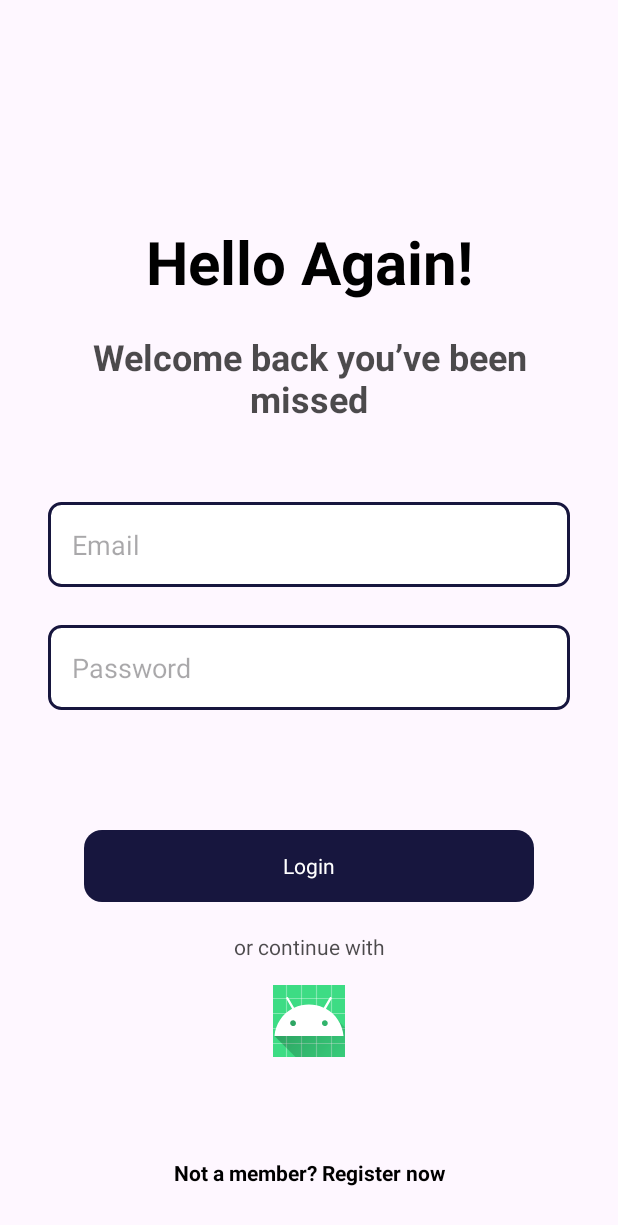
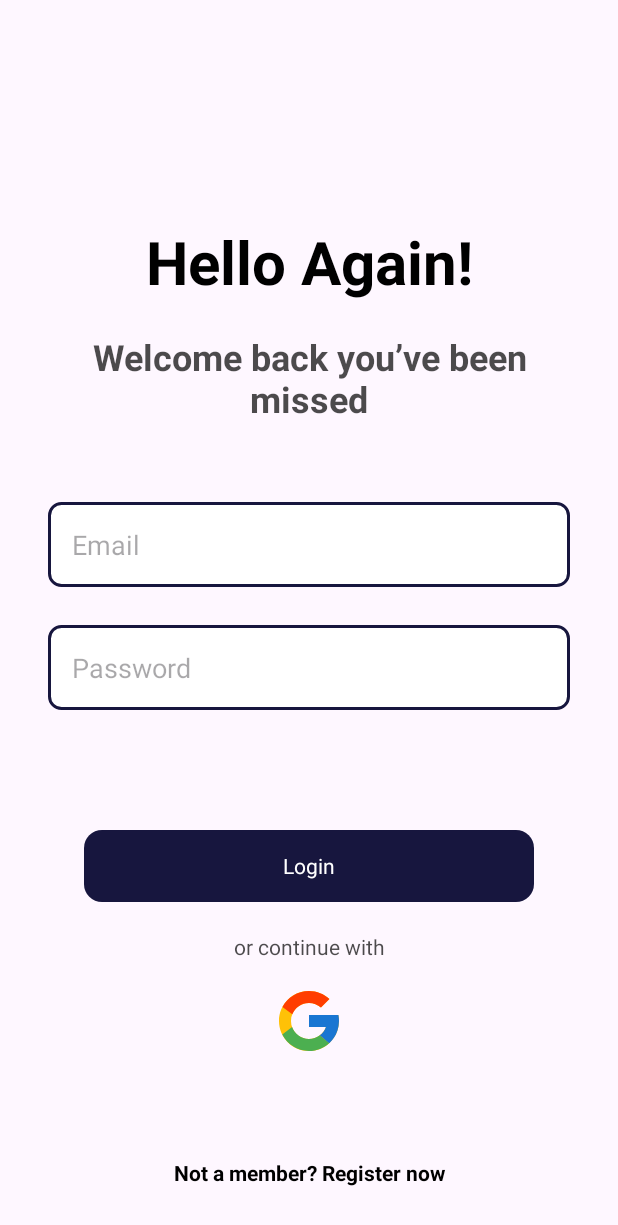
Before and after one commit to rashmiNimesha/techPluseApp, an Android app: the screen it shows after launch (LoginActivity), on a phone screen of 412 x 824 dp. Shown: the top 1225 px of the screen. Run offline under Robolectric (Android 15) with nearby library versions, the phone set to English and light mode, and no system bars; our stand-ins replace Firebase (no records; nobody signed in at launch, a user with empty details on screens opened directly); Roboto replaces fonts that are not available here.

Commit message:
techPluse: minor implementation in news

```diff
--- a/app/src/main/java/com/example/techpluseapplication/DashboardActivity.java
+++ b/app/src/main/java/com/example/techpluseapplication/DashboardActivity.java
@@ -157,7 +157,6 @@ public class DashboardActivity extends AppCompatActivity {
             intent.putExtra("imageUrl", news.getImageUrl());
             intent.putExtra("longdescription", news.getLongDescription());
             startActivity(intent);
-            finish();
         });
 
         newsContainer.addView(card);
--- /dev/null
+++ b/app/src/main/res/drawable/googlesvg.xml
@@ -0,0 +1,18 @@
+<vector xmlns:android="http://schemas.android.com/apk/res/android"
+    android:width="48dp"
+    android:height="48dp"
+    android:viewportWidth="48"
+    android:viewportHeight="48">
+  <path
+      android:pathData="M43.611,20.083H42V20H24v8h11.303c-1.649,4.657 -6.08,8 -11.303,8c-6.627,0 -12,-5.373 -12,-12c0,-6.627 5.373,-12 12,-12c3.059,0 5.842,1.154 7.961,3.039l5.657,-5.657C34.046,6.053 29.268,4 24,4C12.955,4 4,12.955 4,24c0,11.045 8.955,20 20,20c11.045,0 20,-8.955 20,-20C44,22.659 43.862,21.35 43.611,20.083z"
+      android:fillColor="#FFC107"/>
+  <path
+      android:pathData="M6.306,14.691l6.571,4.819C14.655,15.108 18.961,12 24,12c3.059,0 5.842,1.154 7.961,3.039l5.657,-5.657C34.046,6.053 29.268,4 24,4C16.318,4 9.656,8.337 6.306,14.691z"
+      android:fillColor="#FF3D00"/>
+  <path
+      android:pathData="M24,44c5.166,0 9.86,-1.977 13.409,-5.192l-6.19,-5.238C29.211,35.091 26.715,36 24,36c-5.202,0 -9.619,-3.317 -11.283,-7.946l-6.522,5.025C9.505,39.556 16.227,44 24,44z"
+      android:fillColor="#4CAF50"/>
+  <path
+      android:pathData="M43.611,20.083H42V20H24v8h11.303c-0.792,2.237 -2.231,4.166 -4.087,5.571c0.001,-0.001 0.002,-0.001 0.003,-0.002l6.19,5.238C36.971,39.205 44,34 44,24C44,22.659 43.862,21.35 43.611,20.083z"
+      android:fillColor="#1976D2"/>
+</vector>
--- a/app/src/main/res/layout/activity_login.xml
+++ b/app/src/main/res/layout/activity_login.xml
@@ -41,7 +41,8 @@
         <EditText
             android:id="@+id/password"
             style="@style/CustomEditText"
-            android:hint="Password" />
+            android:hint="Password"
+            android:inputType="textPassword" />
 
         <Button
             android:id="@+id/loginButton"
@@ -66,7 +67,7 @@
             android:layout_gravity="center"
             android:layout_marginTop="16dp"
             android:background="@android:color/transparent"
-            android:src="@mipmap/ic_launcher" />
+            android:src="@drawable/googlesvg" />
     </LinearLayout>
 
     <TextView
--- a/app/src/main/res/layout/activity_sign_up.xml
+++ b/app/src/main/res/layout/activity_sign_up.xml
@@ -85,7 +85,7 @@
                 android:id="@+id/confirmPassword"
                 style="@style/CustomEditText"
                 android:hint="Confirm Password"
-
+                android:inputType="textPassword"
                 />
 
             <LinearLayout
--- a/app/src/main/res/layout/item_news_card.xml
+++ b/app/src/main/res/layout/item_news_card.xml
@@ -13,7 +13,7 @@
         android:text=""
         android:textSize="18sp"
         android:textStyle="bold"
-        android:layout_marginBottom="8dp" />
+        android:layout_marginBottom="12dp" />
 
     <ImageView
         android:id="@+id/newsImage"
@@ -26,7 +26,8 @@
         android:id="@+id/newsDescription"
         style="@style/CustomTextViewBlack"
         android:text=""
-        android:textSize="18sp"
+        android:textAlignment="textStart"
+        android:textSize="16sp"
         android:layout_marginBottom="10dp" />
 
     <Button
```
Also changed, not shown: app/src/main/res/drawable/google.png (deleted), 10 other files.
